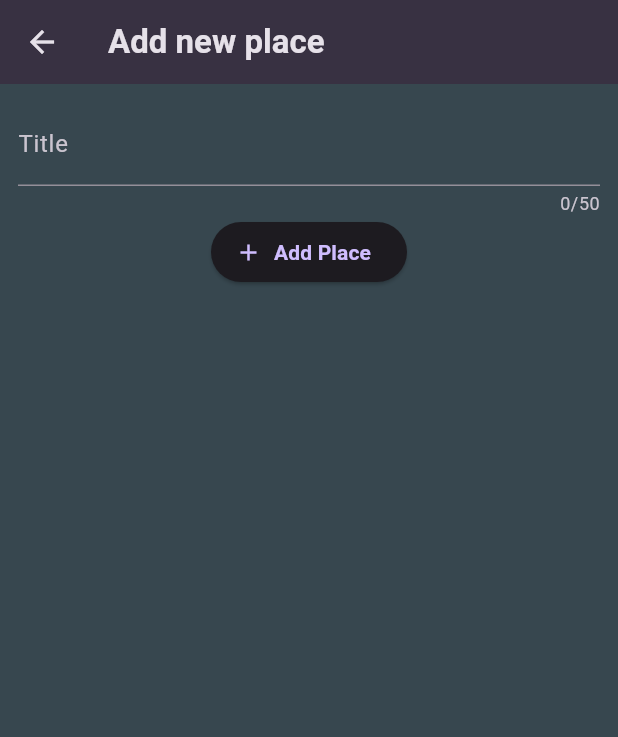
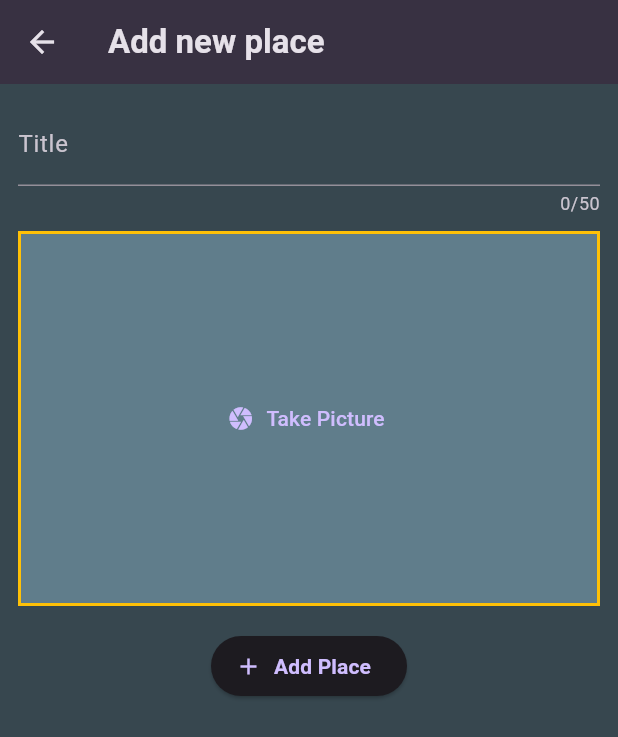
Before and after one commit to yusheng593/favorite_places, a Flutter app: the screen it shows after launch, after a tap on the "add" icon, on a phone screen of 412 x 824 dp. Shown: the top 737 px of the screen. Run offline on Flutter 3.47's test engine with Material 3 defaults, Android fonts, the phone set to English and light mode, and no system bars; our stand-ins replace flutter_riverpod, google_fonts, image_picker.

Commit message:
基礎拍照功能，並且顯示在頁面上

```diff
--- a/lib/models/place.dart
+++ b/lib/models/place.dart
@@ -1,12 +1,13 @@
+import 'dart:io';
+
 import 'package:uuid/uuid.dart';
 
 const uuid = Uuid();
 
 class Place {
-  Place({
-    required this.title,
-  }) : id = uuid.v4();
+  Place({required this.title, required this.image}) : id = uuid.v4();
 
   final String id;
   final String title;
+  final File image;
 }
--- a/lib/screens/add_place.dart
+++ b/lib/screens/add_place.dart
@@ -1,4 +1,7 @@
+import 'dart:io';
+
 import 'package:favorite_places/providers/user_places_provider.dart';
+import 'package:favorite_places/widgets/image_input.dart';
 import 'package:flutter/material.dart';
 import 'package:flutter_riverpod/flutter_riverpod.dart';
 
@@ -6,18 +9,25 @@ class AddPlaceScreen extends ConsumerStatefulWidget {
   const AddPlaceScreen({super.key});
 
   @override
-  ConsumerState<AddPlaceScreen> createState() => _NewFavoriteState();
+  ConsumerState<AddPlaceScreen> createState() => _AddPlaceScreenState();
 }
 
-class _NewFavoriteState extends ConsumerState<AddPlaceScreen> {
+class _AddPlaceScreenState extends ConsumerState<AddPlaceScreen> {
   final _formKey = GlobalKey<FormState>();
   var _enteredTitle = '';
+  File? _selectedImage;
 
   void _saveTitle() {
     if (_formKey.currentState!.validate()) {
       _formKey.currentState?.save();
 
-      ref.read(userPlacesProvider.notifier).addPlace(_enteredTitle);
+      if (_selectedImage == null) {
+        return;
+      }
+
+      ref
+          .read(userPlacesProvider.notifier)
+          .addPlace(_enteredTitle, _selectedImage!);
 
       Navigator.pop(context);
     }
@@ -56,6 +66,11 @@ class _NewFavoriteState extends ConsumerState<AddPlaceScreen> {
                   },
                 ),
               ),
+              const SizedBox(height: 10),
+              ImageInput(onPickImage: (image) {
+                _selectedImage = image;
+              }),
+              const SizedBox(height: 16),
               ElevatedButton.icon(
                 onPressed: _saveTitle,
                 icon: const Icon(Icons.add),
--- a/lib/screens/places_screen.dart
+++ b/lib/screens/places_screen.dart
@@ -55,7 +55,10 @@ class PlacesScreenState extends ConsumerState<PlacesScreen> {
               icon: const Icon(Icons.add))
         ],
       ),
-      body: PlacesList(place: userPlaces, removeFavorite: _removeFavorite),
+      body: Padding(
+        padding: const EdgeInsets.all(8.0),
+        child: PlacesList(place: userPlaces, removeFavorite: _removeFavorite),
+      ),
     );
   }
 }
--- /dev/null
+++ b/lib/widgets/image_input.dart
@@ -0,0 +1,62 @@
+import 'dart:io';
+
+import 'package:flutter/material.dart';
+import 'package:image_picker/image_picker.dart';
+
+class ImageInput extends StatefulWidget {
+  const ImageInput({super.key, required this.onPickImage});
+
+  final void Function(File image) onPickImage;
+
+  @override
+  State<ImageInput> createState() => _ImageInputState();
+}
+
+class _ImageInputState extends State<ImageInput> {
+  File? _seleceteImage;
+
+  void _takePicture() async {
+    final imagePicker = ImagePicker();
+    final pickedImage =
+        await imagePicker.pickImage(source: ImageSource.camera, maxWidth: 600);
+
+    if (pickedImage == null) {
+      return;
+    }
+
+    setState(() {
+      _seleceteImage = File(pickedImage.path);
+    });
+
+    widget.onPickImage(_seleceteImage!);
+  }
+
+  @override
+  Widget build(BuildContext context) {
+    Widget content = _seleceteImage == null
+        ? TextButton.icon(
+            onPressed: _takePicture,
+            label: const Text('Take Picture'),
+            icon: const Icon(Icons.camera),
+          )
+        : GestureDetector(
+            onTap: _takePicture,
+            child: Image.file(
+              _seleceteImage!,
+              fit: BoxFit.cover,
+              width: double.infinity,
+              height: double.infinity,
+            ),
+          );
+
+    return Container(
+      decoration: BoxDecoration(
+          color: Colors.blueGrey,
+          border: Border.all(width: 2, color: Colors.amber)),
+      height: 250,
+      width: double.infinity,
+      alignment: Alignment.center,
+      child: content,
+    );
+  }
+}
--- a/lib/widgets/places_list.dart
+++ b/lib/widgets/places_list.dart
@@ -65,6 +65,10 @@ class PlacesList extends StatelessWidget {
                 ),
               ),
               child: ListTile(
+                leading: CircleAvatar(
+                  radius: 26,
+                  backgroundImage: FileImage(place[index].image),
+                ),
                 title: Text(
                   place[index].title,
                   style: const TextStyle(
--- a/pubspec.yaml
+++ b/pubspec.yaml
@@ -38,6 +38,10 @@ dependencies:
   google_fonts: ^6.2.1
   flutter_riverpod: ^2.5.1
   uuid: ^4.5.1
+  image_picker: ^1.1.2
+  sqflite: ^2.3.3+2
+  path: ^1.9.0
+  path_provider: ^2.1.4
 
 dev_dependencies:
   flutter_test:
```
Also changed, not shown: lib/data/favorite_places.dart (deleted, +0 -9 lines), lib/providers/user_places_provider.dart (+6 -4 lines), lib/screens/place_detail.dart (+7 -5 lines), 9 other files.
